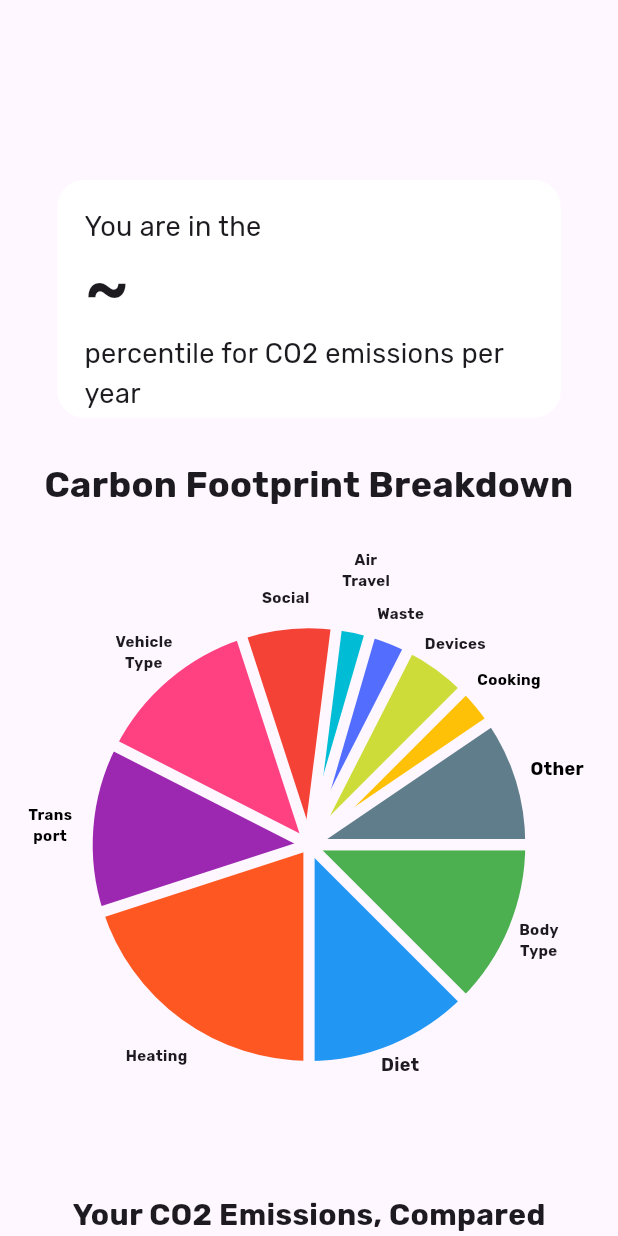
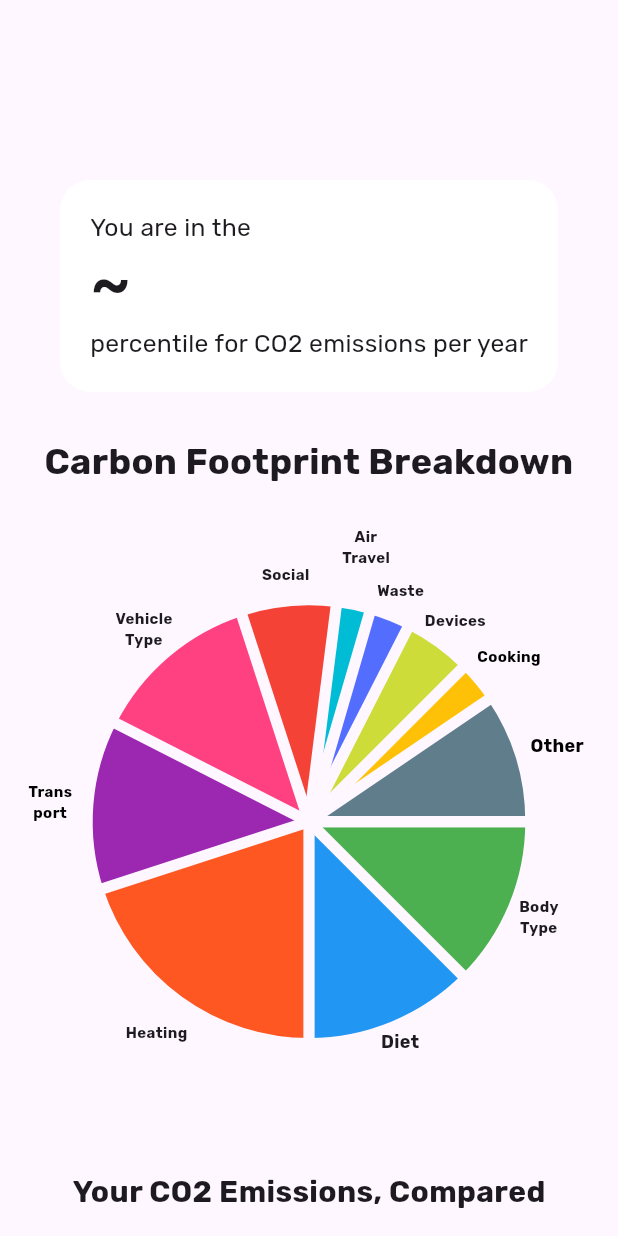
Before and after one commit to Kwabena-A/MyCarbon-App, a Flutter app: the StatisticsPage widget shown alone on an empty page, opened directly, on a phone screen of 412 x 824 dp. Run offline on Flutter 3.47's test engine with Material 3 defaults, Android fonts, the phone set to English and light mode, and no system bars; drawn by our look-alikes of fl_chart; our stand-ins replace flutter_svg, google_fonts.

Commit message:
Made statistics topcard text scale with topcard width

```diff
--- a/lib/Pages/chat_page.dart
+++ b/lib/Pages/chat_page.dart
@@ -112,8 +112,8 @@ class Question {
       if (response.statusCode == 200) {
         // Successfully Calculated
         var jsonResponse =
-            convert.jsonDecode(response.body)
-                as Map<String, dynamic>; // Convert to map
+        convert.jsonDecode(response.body)
+        as Map<String, dynamic>; // Convert to map
         emissions.value = double.parse(
           jsonResponse["prediction"].substring(
             1,
@@ -188,7 +188,7 @@ class _ChatPageState extends State<ChatPage> {
   Widget build(BuildContext context) {
     return ValueListenableBuilder(
       valueListenable:
-          currentQuestion, // Value listenable container index of current question
+      currentQuestion, // Value listenable container index of current question
       builder: (context, value, child) {
         Question currentQuestionObject = questionList.elementAt(
           currentQuestion.value,
--- a/lib/Pages/statistics_page.dart
+++ b/lib/Pages/statistics_page.dart
@@ -21,8 +21,6 @@ double cookingEmissions = 0; // Q18 response
 double otherEmissions = 0; // For unaccounted emissions
 String userPercentile = "~";
 
-
-
 class StatisticsPage extends StatefulWidget {
   const StatisticsPage({super.key});
   @override
@@ -45,7 +43,6 @@ class _StatisticsPageState extends State<StatisticsPage> {
     });
 
     percentile.addListener(() {
-
       userPercentile = (percentile.value != null)
           ? percentile.value!
           : userPercentile;
@@ -277,10 +274,8 @@ class _StatisticsPageState extends State<StatisticsPage> {
       padding: EdgeInsets.only(top: 120, bottom: 150, left: 20, right: 20),
       child: Column(
         children: [
-          FittedBox(
-            child: Container(
+          Container(
             // Top card showing percentile information
-              height: 175,
             width: topCardWidth,
             margin: EdgeInsets.only(top: 0, left: 20, right: 20, bottom: 20),
             alignment: Alignment.topLeft,
@@ -289,6 +284,7 @@ class _StatisticsPageState extends State<StatisticsPage> {
               borderRadius: BorderRadius.circular(20), // rounded-edges
               color: Colors.white,
             ),
+            child: FittedBox(
               child: Column(
                 crossAxisAlignment: CrossAxisAlignment.start,
                 children: [
```
Lines whose indentation alone changed are shown as unchanged.
